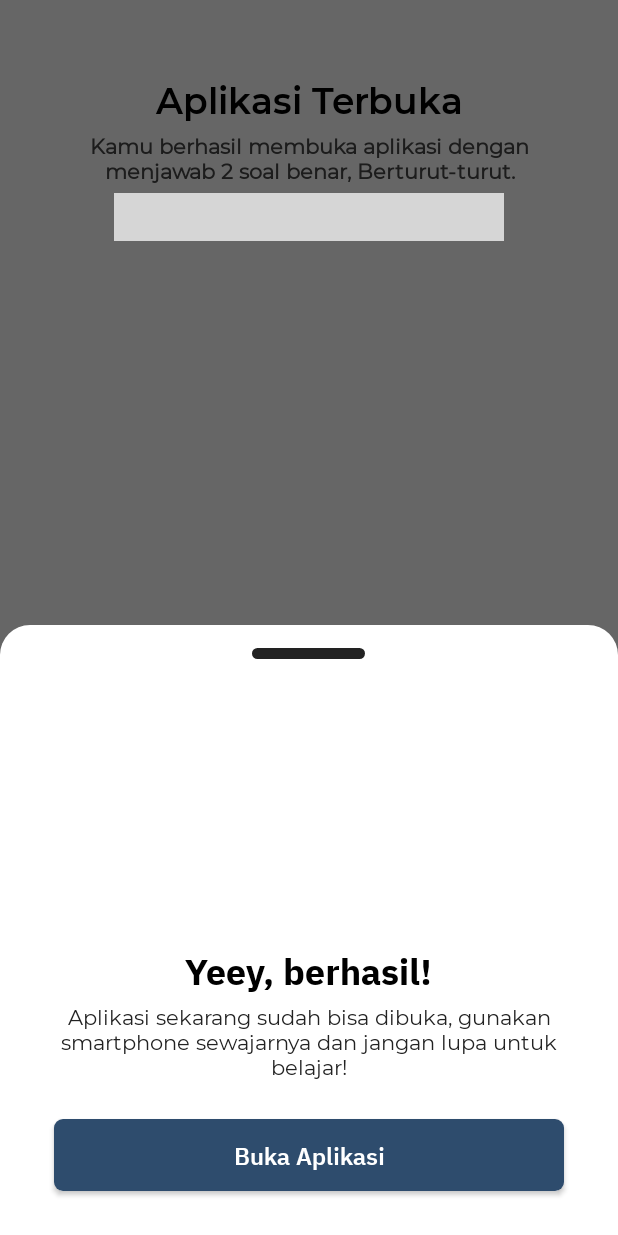
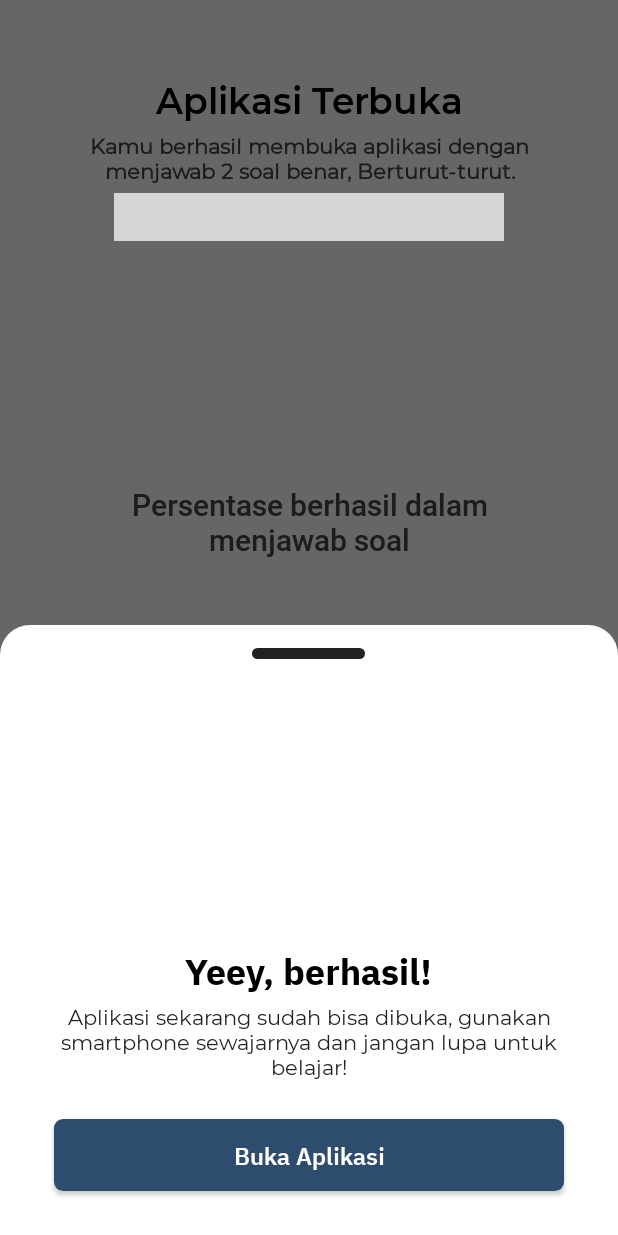
Before and after one commit to gunturdarmawan/Edulock, an Android app: the Quiz screen opened directly, with no data from a screen before it, after a tap on "Sukarno", on a phone screen of 412 x 824 dp. Run offline under Robolectric (Android 15) with nearby library versions, the phone set to English and light mode, and no system bars; libraries missing offline, so code that uses them is left out: com.shuhart.stepview; plain views replace StepView; 5 statements that could not run were skipped; grey boxes are pictures that could not be loaded.

Commit message:
Percentage Kid Answering Question

```diff
--- a/app/src/main/java/com/example/edulockapp/ui/quiz/Quiz.java
+++ b/app/src/main/java/com/example/edulockapp/ui/quiz/Quiz.java
@@ -4,6 +4,7 @@ import androidx.appcompat.app.AlertDialog;
 import androidx.appcompat.app.AppCompatActivity;
 import androidx.core.content.ContextCompat;
 
+import android.annotation.SuppressLint;
 import android.content.ComponentName;
 import android.content.DialogInterface;
 import android.content.Intent;
@@ -18,6 +19,7 @@ import android.widget.LinearLayout;
 import android.widget.TextView;
 
 
+import com.airbnb.lottie.LottieAnimationView;
 import com.example.edulockapp.R;
 import com.example.edulockapp.services.BackgroundManager;
 import com.example.edulockapp.utils.Utils;
@@ -28,12 +30,13 @@ import java.util.ArrayList;
 import java.util.Random;
 
 public class Quiz extends AppCompatActivity implements View.OnClickListener  {
-    Button btnA, btnB, btnC , btnD , bukaAppAnak;
+    Button btnA, btnB, btnC , btnD , bukaAppAnak , bukaApp;
     LinearLayout hideQuestion;
-    TextView tv_question, titleQuiz, descQuiz, titleSoal;
+    TextView tv_question, titleQuiz, descQuiz, titleSoal, percentPoint, titlePercent;
     StepView stepQuiz;
-    Integer countCorrect;
-    Integer finishQuiz;
+    Integer countCorrect , countIncorrect, finishQuiz, totalCount ;
+    Integer percentage;
+    LottieAnimationView circlePoint;
 
     private Question question = new Question();
 
@@ -48,6 +51,9 @@ public class Quiz extends AppCompatActivity implements View.OnClickListener  {
 
         random = new Random();
         countCorrect = 0;
+        countIncorrect = 0;
+        totalCount = 0;
+        percentage = 0;
         finishQuiz = 2;
 
         btnA = findViewById(R.id.btnA);
@@ -69,6 +75,11 @@ public class Quiz extends AppCompatActivity implements View.OnClickListener  {
         hideQuestion = findViewById(R.id.container_soal);
         bukaAppAnak = findViewById(R.id.bukaAplikasiAnak);
 
+        bukaApp = findViewById(R.id.bukaAplikasi);
+        titlePercent = findViewById(R.id.title_percent);
+        percentPoint = findViewById(R.id.persentage);
+        circlePoint = findViewById(R.id.circle);
+
         stepQuiz = findViewById(R.id.step_quiz);
         tv_question = findViewById(R.id.tv_question);
 
@@ -86,6 +97,14 @@ public class Quiz extends AppCompatActivity implements View.OnClickListener  {
                 .stepsNumber(3)
                 .animationDuration(getResources().getInteger(android.R.integer.config_shortAnimTime))
                 .commit();
+
+        bukaApp.setOnClickListener(new View.OnClickListener() {
+            @Override
+            public void onClick(View v) {
+                startAct();
+            }
+        });
+
     }
 
     @Override
@@ -101,6 +120,7 @@ public class Quiz extends AppCompatActivity implements View.OnClickListener  {
                     NextQuestion(random.nextInt(questionLength));
                     stepQuiz.go(0,true);
                     resetPoint();
+                    addPointIncorrect();
                 }
                 break;
 
@@ -113,6 +133,7 @@ public class Quiz extends AppCompatActivity implements View.OnClickListener  {
                     NextQuestion(random.nextInt(questionLength));
                     stepQuiz.go(0,true);
                     resetPoint();
+                    addPointIncorrect();
                 }
                 break;
 
@@ -125,6 +146,7 @@ public class Quiz extends AppCompatActivity implements View.OnClickListener  {
                     NextQuestion(random.nextInt(questionLength));
                     stepQuiz.go(0,true);
                     resetPoint();
+                    addPointIncorrect();
                 }
                 break;
 
@@ -137,6 +159,7 @@ public class Quiz extends AppCompatActivity implements View.OnClickListener  {
                     NextQuestion(random.nextInt(questionLength));
                     stepQuiz.go(0,true);
                     resetPoint();
+                    addPointIncorrect();
                 }
                 break;
         }
@@ -174,12 +197,24 @@ public class Quiz extends AppCompatActivity implements View.OnClickListener  {
         countCorrect +=1;
     }
 
+    private void addPointIncorrect(){
+        countIncorrect +=1;
+    }
+
     private void resetPoint(){
         countCorrect = 0;
     }
 
+    @SuppressLint("SetTextI18n")
     private void checkCorrectPoint(){
         if(countCorrect.equals(finishQuiz)){
+
+            totalCount = finishQuiz+ countIncorrect;
+
+            percentage = (2*10/totalCount)*10;
+            percentPoint.setText(String.valueOf(percentage) + "%");
+//            percentPoint.setText(String.valueOf(percentage));
+
             stepQuiz.done(true);
             BackgroundManager.getInstance().init(this).startAlarmManager();
             showBottomSheet();
@@ -208,6 +243,11 @@ public class Quiz extends AppCompatActivity implements View.OnClickListener  {
         descQuiz.setText("Kamu berhasil membuka aplikasi dengan menjawab 2 soal benar, Berturut-turut.");
         titleSoal.setVisibility(View.INVISIBLE);
         hideQuestion.setVisibility(View.INVISIBLE);
+
+        bukaApp.setVisibility(View.VISIBLE);
+        titlePercent.setVisibility(View.VISIBLE);
+        percentPoint.setVisibility(View.VISIBLE);
+        circlePoint.setVisibility(View.VISIBLE);
     }
 
     private void showBottomSheet(){
--- a/app/src/main/res/layout/activity_quiz.xml
+++ b/app/src/main/res/layout/activity_quiz.xml
@@ -65,6 +65,50 @@
         app:layout_constraintLeft_toLeftOf="parent"
         app:layout_constraintRight_toRightOf="parent"
         app:layout_constraintTop_toBottomOf="@+id/align" />
+
+
+    <com.airbnb.lottie.LottieAnimationView
+        android:id="@+id/circle"
+        android:layout_width="220dp"
+        android:layout_height="220dp"
+        android:layout_gravity="center"
+        android:layout_marginTop="60dp"
+        app:lottie_autoPlay="true"
+        app:lottie_loop="true"
+        app:lottie_rawRes="@raw/circle"
+        android:visibility="invisible"
+        app:layout_constraintLeft_toLeftOf="parent"
+        app:layout_constraintRight_toRightOf="parent"
+        app:layout_constraintTop_toBottomOf="@+id/align"/>
+
+    <TextView
+        android:id="@+id/persentage"
+        android:layout_width="wrap_content"
+        android:layout_height="wrap_content"
+        android:text="70%"
+        android:textSize="30sp"
+        android:fontFamily="@font/ibm_bold"
+        android:layout_marginTop="50dp"
+        app:layout_constraintLeft_toLeftOf="parent"
+        app:layout_constraintRight_toRightOf="parent"
+        app:layout_constraintTop_toBottomOf="@+id/step_quiz"
+        android:textAlignment="center"
+        android:visibility="invisible"
+        android:textColor="@color/white"/>
+
+    <TextView
+        android:id="@+id/title_percent"
+        android:layout_width="320dp"
+        android:layout_height="wrap_content"
+        android:fontFamily="@font/roboto_medium"
+        android:text="Persentase berhasil dalam menjawab soal"
+        android:textAlignment="center"
+        android:textColor="@color/custom_color_text_secondary"
+        android:textSize="20sp"
+        app:layout_constraintStart_toStartOf="parent"
+        app:layout_constraintEnd_toEndOf="parent"
+        android:visibility="invisible"
+        app:layout_constraintTop_toBottomOf="@+id/container_soal" />
 
     <TextView
         android:id="@+id/align2"
@@ -164,4 +208,20 @@
         app:layout_constraintTop_toBottomOf="@+id/btnB"
         />
 
+    <Button
+        android:id="@+id/bukaAplikasi"
+        android:layout_width="match_parent"
+        android:layout_height="50dp"
+        android:layout_marginLeft="24dp"
+        android:layout_marginRight="24dp"
+        android:layout_marginBottom="55dp"
+        android:background="@drawable/rounded"
+        android:fontFamily="@font/ibm_semibold"
+        android:visibility="invisible"
+        android:text="Buka Aplikasi"
+        android:textAllCaps="false"
+        android:textColor="#fff"
+        android:textSize="17sp"
+         app:layout_constraintBottom_toBottomOf="parent"/>
+
 </androidx.constraintlayout.widget.ConstraintLayout>
```
